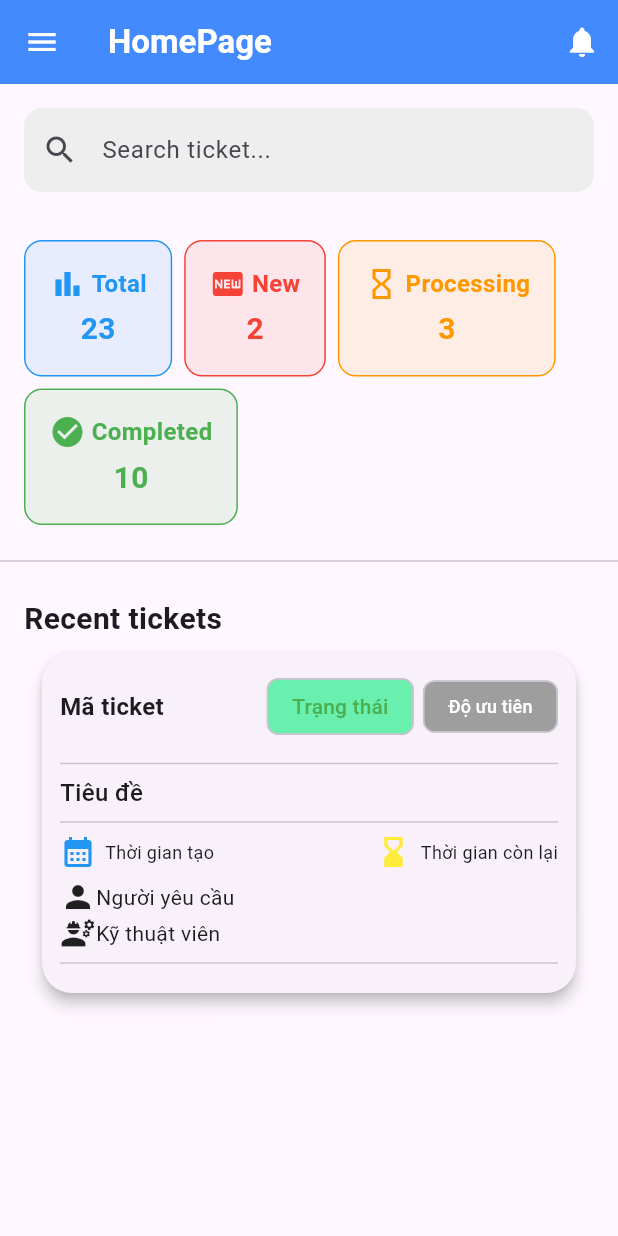
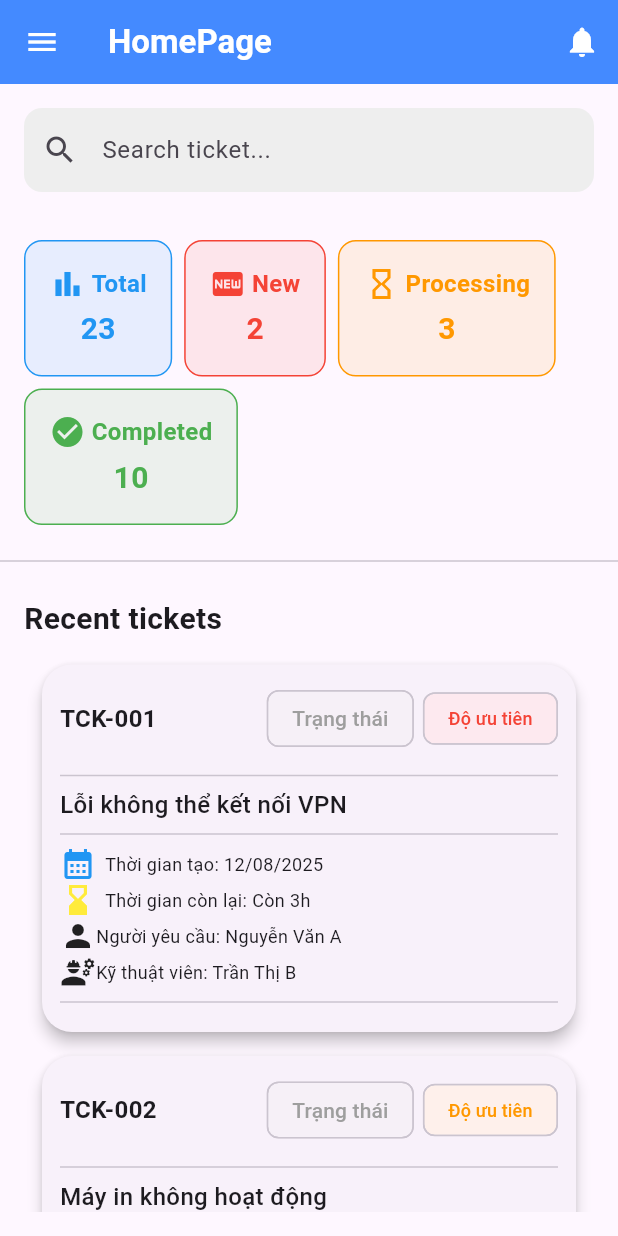
Before and after one commit to Alro127/CorpHub_Mobile, a Flutter app: the screen it shows after launch, on a phone screen of 412 x 824 dp. Run offline on Flutter 3.47's test engine with Material 3 defaults, Android fonts, the light colour scheme and no system bars.

Commit message:
Create ticket model vs change ticket layout

```diff
--- /dev/null
+++ b/lib/domain/models/ticket.dart
@@ -0,0 +1,23 @@
+class Ticket {
+  String ticketId;
+  String title;
+  String status;
+  String priority;
+  String requester;
+  String technician;
+  String createdDate;
+  String deadline;
+  int attachments;
+
+  Ticket({
+    required this.ticketId,
+    required this.title,
+    required this.status,
+    required this.priority,
+    required this.requester,
+    required this.technician,
+    required this.createdDate,
+    required this.deadline,
+    required this.attachments,
+  });
+}
--- a/lib/ui/core/widgets/ticket_item.dart
+++ b/lib/ui/core/widgets/ticket_item.dart
@@ -1,17 +1,48 @@
 import 'package:flutter/material.dart';
-
+import 'package:ticket_helpdesk/domain/models/ticket.dart';
 
 class TicketItem extends StatefulWidget {
-  const TicketItem ({super.key});
+  final Ticket ticket;
+  const TicketItem({
+    super.key,
+    required this.ticket,
+  });
 
   @override
   State<TicketItem> createState() => _State();
 }
 
 class _State extends State<TicketItem> {
+
+  Color getStatusColor() {
+    switch (widget.ticket.status.toLowerCase()) {
+      case "high":
+        return Colors.red;
+      case "medium":
+        return Colors.orange;
+      case "low":
+        return Colors.green;
+      default:
+        return Colors.grey;
+    }
+  }
+
+  Color getPriorityColor() {
+    switch (widget.ticket.priority.toLowerCase()) {
+      case "high":
+        return Colors.red;
+      case "medium":
+        return Colors.orange;
+      case "low":
+        return Colors.green;
+      default:
+        return Colors.grey;
+    }
+  }
+
   @override
   Widget build(BuildContext context) {
-    return const Card(
+    return Card(
       elevation: 4,
       margin: const EdgeInsets.symmetric(
         vertical: 8,
@@ -30,7 +61,7 @@ class _State extends State<TicketItem> {
               mainAxisAlignment: MainAxisAlignment.spaceBetween,
               children: [
                 Text(
-                  "Mã ticket",
+                  widget.ticket.ticketId,
                   style: const TextStyle(
                     fontWeight: FontWeight.bold,
                     fontSize: 16
@@ -40,18 +71,18 @@ class _State extends State<TicketItem> {
                   children: [
                     Chip(
                       label: Text("Trạng thái"),
-                      backgroundColor: Colors.greenAccent,
+                      backgroundColor: getStatusColor().withAlpha(20),
                       labelStyle: TextStyle(
-                        color: Colors.green
+                        color: getStatusColor()
                       ),
                     ),
                     SizedBox(width: 6,),
                     Chip(
                       label: Text("Độ ưu tiên"),
-                      backgroundColor: Colors.grey,
+                      backgroundColor: getPriorityColor().withAlpha(20),
                       labelStyle:
                       TextStyle(
-                          color: Colors.white,
+                          color: getPriorityColor(),
                           fontSize: 12),
                     )
                   ],
@@ -61,7 +92,7 @@ class _State extends State<TicketItem> {
             const SizedBox(height: 6),
             const Divider(),
             Text(
-              "Tiêu đề",
+              widget.ticket.title,
               style: const TextStyle(
                 fontSize: 16,
                 fontWeight: FontWeight.w500
@@ -70,9 +101,6 @@ class _State extends State<TicketItem> {
             const Divider(),
             // Thời gian
             Row(
-              mainAxisAlignment: MainAxisAlignment.spaceBetween,
-              children: [
-                Row(
               children: [
                 Icon(
                   Icons.calendar_month,
@@ -80,7 +108,7 @@ class _State extends State<TicketItem> {
                 ),
                 const SizedBox(width: 6,),
                 Text(
-                      "Thời gian tạo",
+                  "Thời gian tạo: " + widget.ticket.createdDate,
                   style: const TextStyle(
                     fontSize: 12,
                   ),
@@ -95,27 +123,33 @@ class _State extends State<TicketItem> {
                 ),
                 const SizedBox(width: 6,),
                 Text(
-                        "Thời gian còn lại",
+                    "Thời gian còn lại: " + widget.ticket.deadline,
                     style: const TextStyle(
                       fontSize: 12,
                     )
                 )
               ],
             ),
-
-              ],
-            ),
-            const SizedBox(height: 6),
             Row(
               children: [
                 Icon(Icons.person),
-                Text("Người yêu cầu")
+                Text(
+                  "Người yêu cầu: " + widget.ticket.requester,
+                  style: const TextStyle(
+                    fontSize: 12,
+                  )
+                )
               ],
             ),
             Row(
               children: [
                 Icon(Icons.engineering),
-                Text("Kỹ thuật viên")
+                Text(
+                  "Kỹ thuật viên: " + widget.ticket.technician,
+                  style: const TextStyle(
+                    fontSize: 12,
+                  )
+                )
               ],
             ),
             const Divider(),
--- a/lib/ui/home_page/widgets/home_page.dart
+++ b/lib/ui/home_page/widgets/home_page.dart
@@ -1,7 +1,7 @@
 import 'package:flutter/material.dart';
 import 'package:ticket_helpdesk/ui/core/widgets/ticket_item.dart';
 import 'package:ticket_helpdesk/ui/home_page/widgets/dashboard_stats.dart';
-
+import 'package:ticket_helpdesk/domain/models/ticket.dart';
 class HomePage extends StatefulWidget {
   const HomePage({super.key});
 
@@ -10,6 +10,32 @@ class HomePage extends StatefulWidget {
 }
 
 class _HomePageState extends State<HomePage> {
+
+  final List<Ticket> tickets = [
+    Ticket(
+      ticketId: "TCK-001",
+      title: "Lỗi không thể kết nối VPN",
+      status: "In Progress",
+      priority: "High",
+      requester: "Nguyễn Văn A",
+      technician: "Trần Thị B",
+      createdDate: "12/08/2025",
+      deadline: "Còn 3h",
+      attachments: 1,
+    ),
+    Ticket(
+      ticketId: "TCK-002",
+      title: "Máy in không hoạt động",
+      status: "New",
+      priority: "Medium",
+      requester: "Lê Văn C",
+      technician: "Nguyễn Văn D",
+      createdDate: "12/08/2025",
+      deadline: "Còn 5h",
+      attachments: 0,
+    ),
+  ];
+
   @override
   Widget build(BuildContext context) {
     return Scaffold(
@@ -84,8 +110,9 @@ class _HomePageState extends State<HomePage> {
           SearchBarWidget(),
           DashboardStats(),
           Divider(),
-          Padding(
-            padding: EdgeInsetsGeometry.all(16.0),
+          Expanded(
+              child: Padding(
+                padding: const EdgeInsets.all(16.0),
                 child: Column(
                   crossAxisAlignment: CrossAxisAlignment.start,
                   children: [
@@ -93,9 +120,19 @@ class _HomePageState extends State<HomePage> {
                       'Recent tickets',
                       style: TextStyle(fontSize: 20, fontWeight: FontWeight.bold),
                     ),
-                TicketItem(),
+                    const SizedBox(height: 8),
+                    Expanded( // 🔹 Chiếm toàn bộ không gian còn lại của màn hình
+                      child: ListView.builder(
+                        itemCount: tickets.length,
+                        scrollDirection: Axis.vertical,
+                        itemBuilder: (context, index) {
+                          return TicketItem(ticket: tickets[index]);
+                        },
+                      ),
+                    ),
                   ],
                 ),
+              )
           ),
         ],
       ),
```
Lines whose indentation alone changed are shown as unchanged.
